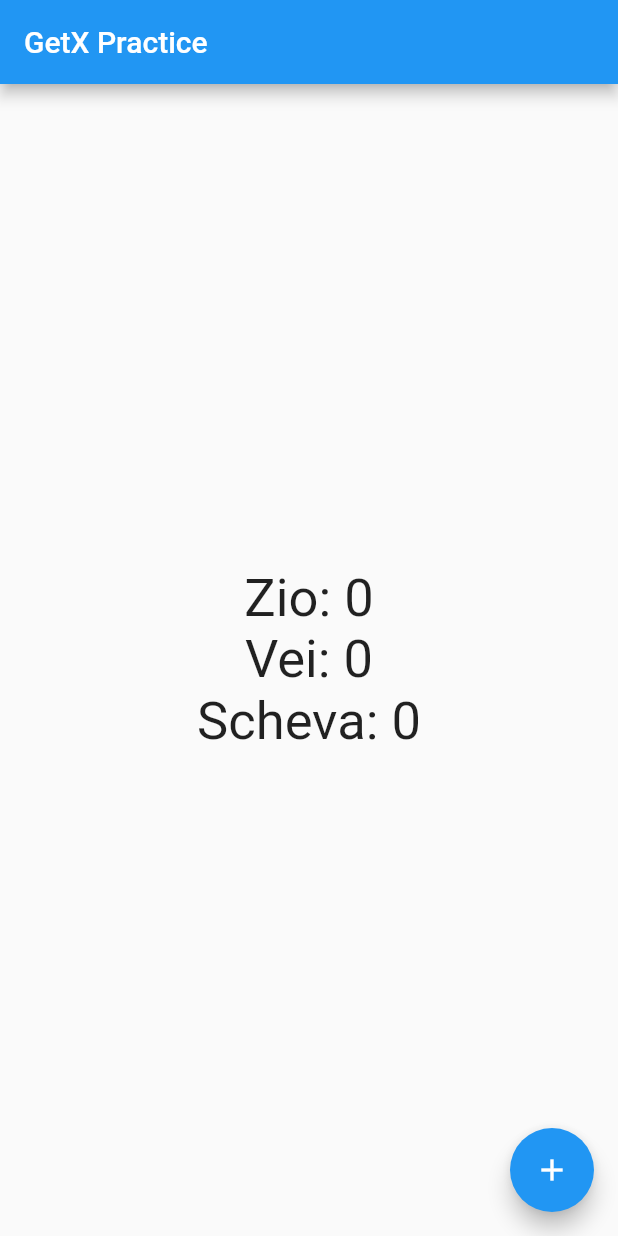
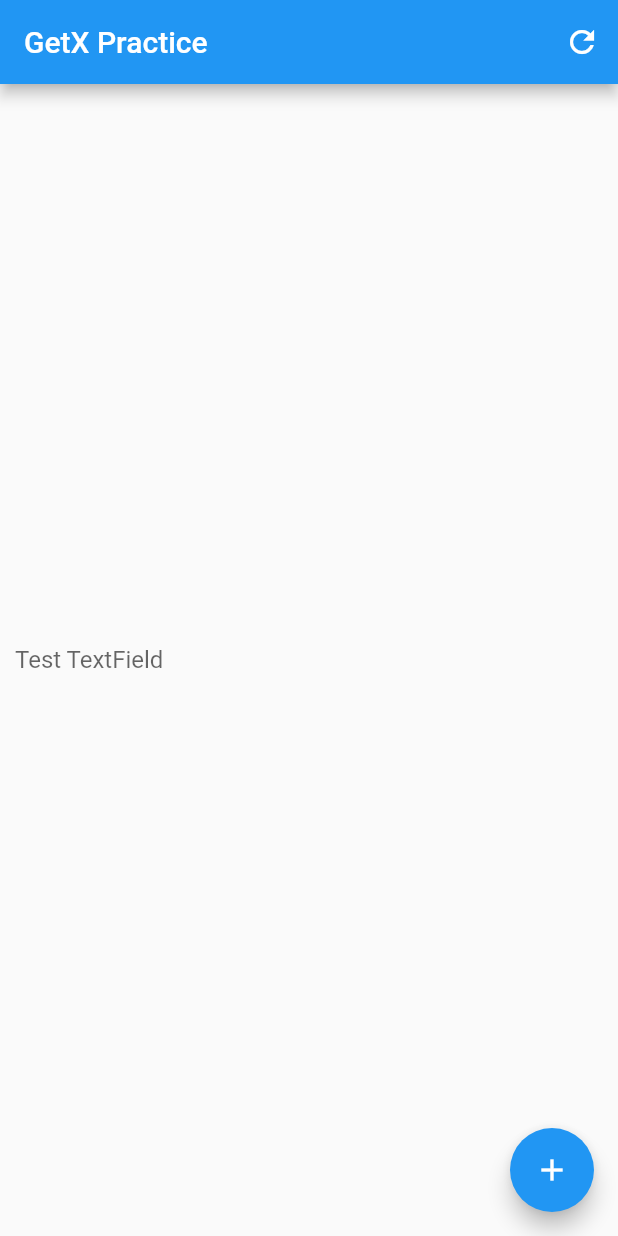
Before and after one commit to SchevaPratama/GetX-Learn, a Flutter app: the screen it shows after launch, on a phone screen of 412 x 824 dp. Run offline on Flutter 3.47's test engine with Material 2 defaults, Android fonts, the phone set to English and light mode, and no system bars; our stand-ins replace get.

Commit message:
Episode 75

```diff
--- a/lib/Episode74/controller/personController.dart
+++ b/lib/Episode74/controller/personController.dart
@@ -1,5 +1,4 @@
 import 'package:get/get.dart';
-import 'package:getx_practice/Episode73/simple/model/person.dart';
 
 class PersonController extends GetxController {
   var count = 0;
--- a/lib/Episode74/model/person.dart
+++ /dev/null
@@ -1,8 +0,0 @@
-import 'package:flutter/material.dart';
-
-class Person {
-  var nama;
-  var umur;
-
-  Person({this.nama, this.umur});
-}
--- /dev/null
+++ b/lib/Episode75/controller/counterController.dart
@@ -0,0 +1,12 @@
+import 'package:flutter/cupertino.dart';
+import 'package:get/get.dart';
+
+class CounterContoller extends GetxController {
+  final numberC = TextEditingController();
+  var count = 0;
+
+  void increment() {
+    count++;
+    update();
+  }
+}
--- /dev/null
+++ b/lib/Episode75/homePage.dart
@@ -0,0 +1,78 @@
+import 'package:flutter/material.dart';
+import 'package:get/get.dart';
+import 'package:getx_practice/Episode75/controller/counterController.dart';
+
+class HomePage extends StatelessWidget {
+  const HomePage({Key? key}) : super(key: key);
+
+  @override
+  Widget build(BuildContext context) {
+    return GetMaterialApp(
+      home: CounterPage(),
+    );
+  }
+}
+
+class CounterPage extends StatelessWidget {
+  const CounterPage({Key? key}) : super(key: key);
+
+  @override
+  Widget build(BuildContext context) {
+    return Scaffold(
+      appBar: AppBar(
+        title: Text('GetX Practice'),
+        actions: [
+          IconButton(
+            onPressed: () {
+              Get.off(() => OtherPage());
+            },
+            icon: Icon(Icons.refresh),
+          ),
+        ],
+      ),
+      body: Center(
+        child: GetBuilder<CounterContoller>(
+          // initState: (state) => print('Init state'),
+          // didChangeDependencies: (state) => print('Did change depedencies'),
+          // didUpdateWidget: (oldWidget, state) => print('Did update widget'),
+          // dispose: (state) => print('Dispose'),
+          init: CounterContoller(),
+          builder: (controller) {
+            return Padding(
+              padding: const EdgeInsets.all(10.0),
+              child: TextField(
+                controller: controller.numberC,
+                decoration: new InputDecoration.collapsed(hintText: 'Test TextField'),
+              ),
+            );
+            // Text(
+            //   'Angka: ${controller.count}',
+            //   style: TextStyle(
+            //     fontSize: 35,
+            //   ),
+            // );
+          },
+        ),
+      ),
+      floatingActionButton: FloatingActionButton(
+        onPressed: () {
+          Get.find<CounterContoller>().increment();
+        },
+        child: Icon(Icons.add),
+      ),
+    );
+  }
+}
+
+class OtherPage extends StatelessWidget {
+  const OtherPage({Key? key}) : super(key: key);
+
+  @override
+  Widget build(BuildContext context) {
+    return Scaffold(
+      appBar: AppBar(
+        title: Text('Other Page'),
+      ),
+    );
+  }
+}
--- a/lib/main.dart
+++ b/lib/main.dart
@@ -1,6 +1,6 @@
 import 'package:flutter/material.dart';
 import 'package:get/get.dart';
-import 'package:getx_practice/Episode74/homePage.dart';
+import 'package:getx_practice/Episode75/homePage.dart';
 
 void main() {
   runApp(const HomePage());
```
